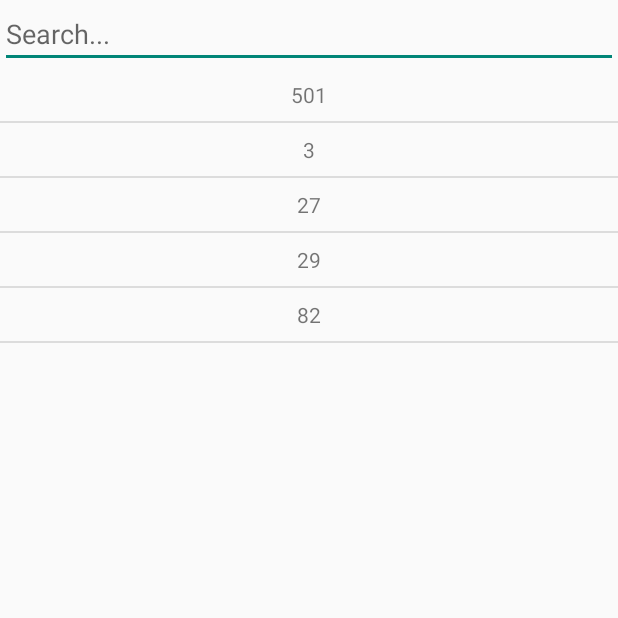
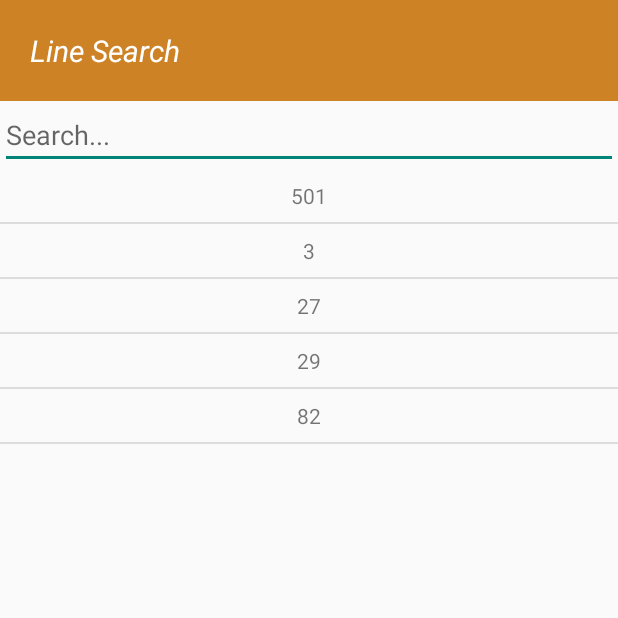
Before and after one commit to alonmorad/ImprovedMikom, an Android app: the LineSearch screen opened directly, with no data from a screen before it, on a phone screen of 412 x 824 dp, the top half of it. Run offline under Robolectric (Android 15) with nearby library versions, the phone set to English and light mode, and no system bars; libraries missing offline, so code that uses them is left out: dmax.dialog.

Commit message:
1.5 22:06 גרסא סופית עם ברודקאסט שצריך להעיף

```diff
--- a/app/src/main/res/layout/activity_line_search.xml
+++ b/app/src/main/res/layout/activity_line_search.xml
@@ -6,6 +6,22 @@
     android:layout_height="match_parent"
     android:orientation="vertical"
     tools:context="com.example.alon.mikommeorer.LineSearch">
+
+    <RelativeLayout
+        android:layout_width="match_parent"
+        android:layout_height="wrap_content"
+        android:background="#ce8226">
+    <TextView
+        android:layout_width="wrap_content"
+        android:layout_height="wrap_content"
+        android:text="Line Search"
+        android:layout_gravity="center"
+        android:textSize="20dp"
+        android:textColor="#fff"
+        android:textStyle="italic"
+        android:padding="20dp"/>
+
+    </RelativeLayout>
 
     <EditText
         android:layout_width="match_parent"
```
Also changed, not shown: app/src/main/res/layout/activity_station_search.xml (+15 -0 lines).
